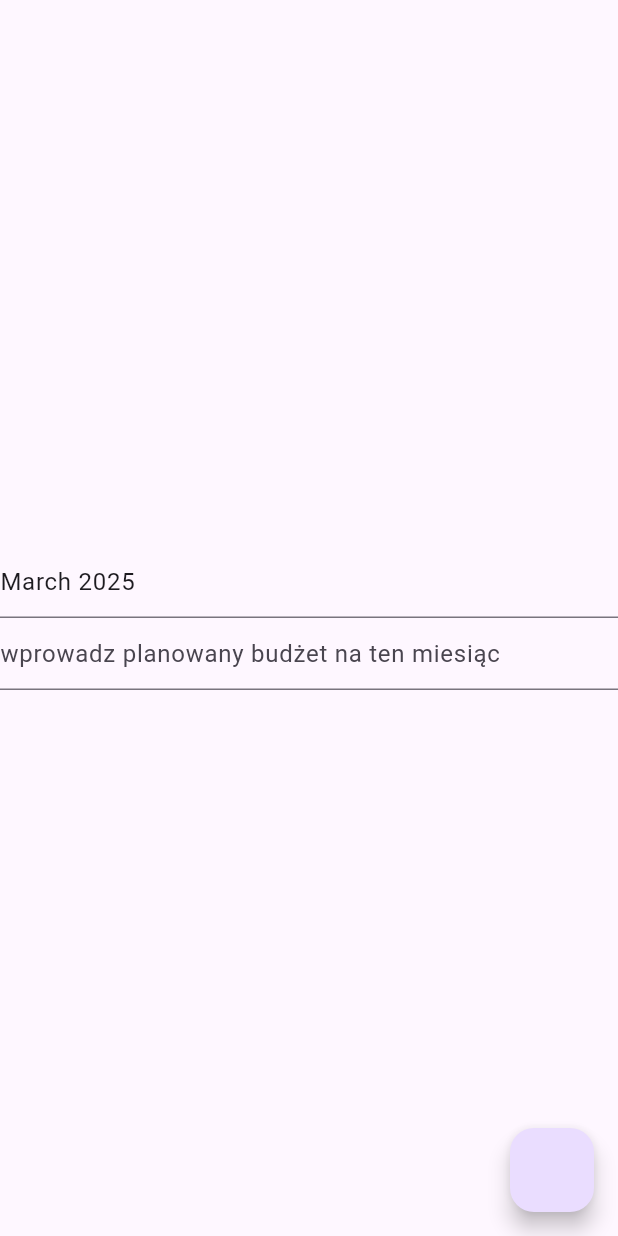
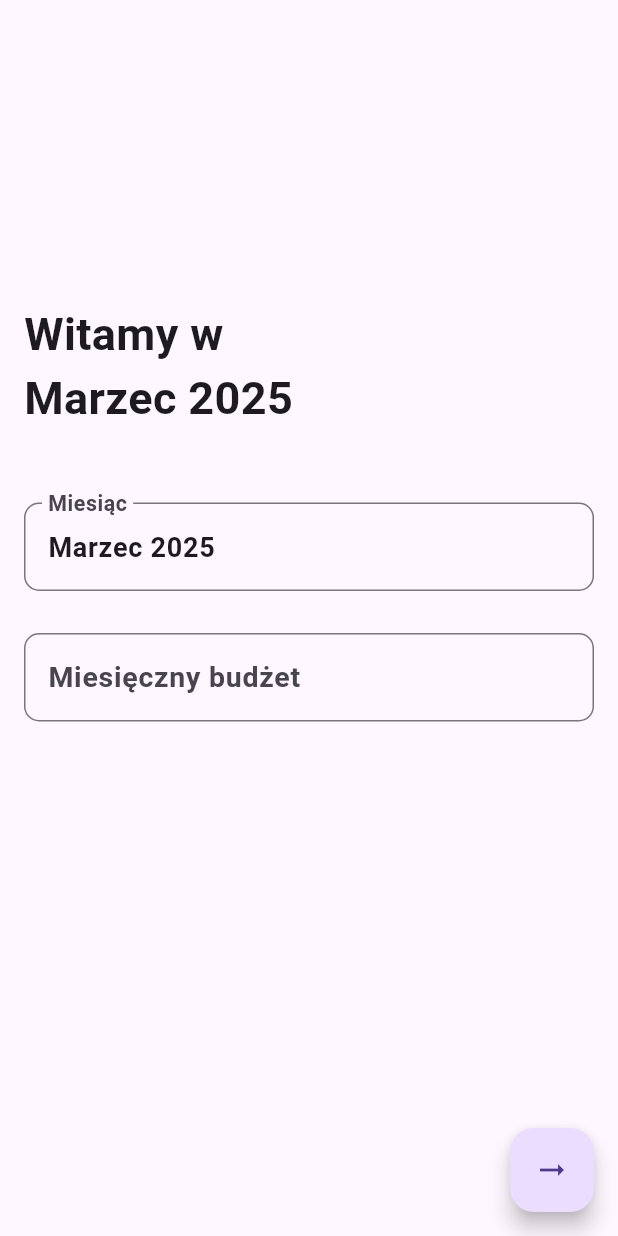
Before and after one commit to lukcza/budget_manager, a Flutter app: the screen it shows after launch, on a phone screen of 412 x 824 dp. Run offline on Flutter 3.47's test engine with Material 3 defaults, Android fonts, the phone set to English and light mode, and no system bars; our stand-ins replace fl_chart, go_router, image_picker, sqflite; missing offline and left inert: google_mlkit_document_scanner, google_mlkit_text_recognition; accounts and stored records are empty.

Commit message:
Smoe changes in new_month ui

```diff
--- a/lib/models/month.dart
+++ b/lib/models/month.dart
@@ -12,8 +12,6 @@ class Month {
   double actualExpense;
   double plannedBalance;
   double actualBalance;
-  double totalPlannedExpenses;
-  double totalActualExpenses;
   List<Category> categories = [];
 
   Month({
@@ -25,8 +23,6 @@ class Month {
     this.actualExpense = 0.0,
     this.plannedBalance = 0.0,
     this.actualBalance = 0.0,
-    this.totalPlannedExpenses = 0.0,
-    this.totalActualExpenses = 0.0,
   });
 
   Map<String, dynamic> toMap() => {
@@ -100,7 +96,7 @@ class Month {
   static Future<Map<String, dynamic>> ensureCurrentMonth() async {
     final db = await DatabaseService.instance.database;
     String currentMonth = DateFormat('MMMM yyyy').format(DateTime.now());
-
+    currentMonth = getPolishMonthName(currentMonth);
     final result = await db.query(
       'months',
       where: 'name = ?',
@@ -166,3 +162,29 @@ class Month {
     }
   }
 }
+String getPolishMonthName(String input) {
+  Map<String, String> monthNames = {
+    "January": "Styczeń",
+    "February": "Luty",
+    "March": "Marzec",
+    "April": "Kwiecień",
+    "May": "Maj",
+    "June": "Czerwiec",
+    "July": "Lipiec",
+    "August": "Sierpień",
+    "September": "Wrzesień",
+    "October": "Październik",
+    "November": "Listopad",
+    "December": "Grudzień",
+  };
+
+  try {
+    List<String> parts = input.split(" ");
+    String month = parts[0];
+    String year = parts[1];
+
+    return "${monthNames[month] ?? 'Nieznany miesiąc'} $year";
+  } catch (e) {
+    return input;
+  }
+}
--- a/lib/pages/month_template/new_month_budget_update_page.dart
+++ b/lib/pages/month_template/new_month_budget_update_page.dart
@@ -35,6 +35,7 @@ class _NewMonthBudgetUpdatePageState extends State<NewMonthBudgetUpdatePage> {
   @override
   Widget build(BuildContext context) {
     return Scaffold(
+      resizeToAvoidBottomInset: true,
       body: SafeArea(
         child: FutureBuilder(
             future: currentMonth,
@@ -46,21 +47,80 @@ class _NewMonthBudgetUpdatePageState extends State<NewMonthBudgetUpdatePage> {
                       snapshot.requireData!.plannedIncome.toString();
                 }
                 currentReadyMonth = snapshot.requireData!;
-                return Column(
+                return Padding(
+                  padding: const EdgeInsets.fromLTRB(8.0,8,8,150),
+                  child: Column(
                     mainAxisAlignment: MainAxisAlignment.center,
                     children: [
-                    TextField(
+                      Container(
+                        padding: EdgeInsets.fromLTRB(8,8,8,40),
+                        alignment: Alignment.topLeft,
+                        child: Text(
+                            "Witamy w \n${snapshot.data!.name}",
+                          style: TextStyle(
+                            fontWeight: FontWeight.bold,
+                            fontSize: 30,
+                          ),
+                        ),
+                      ),
+                      Column(
+                        mainAxisAlignment: MainAxisAlignment.center,
+                        children: [
+                          Padding(
+                            padding: const EdgeInsets.fromLTRB(8.0,8,8,20),
+                            child: TextField(
                               controller: nameController,
+                              style: TextStyle(
+                                fontSize: 18,
+                                fontWeight: FontWeight.bold,
                               ),
-                    TextField(
+                              decoration: InputDecoration(
+                                labelStyle: TextStyle(
+                                  fontSize: 19,
+                                  fontWeight: FontWeight.bold,
+                                ),
+                                labelText: "Miesiąc",
+                                border: OutlineInputBorder(
+                                  borderRadius: BorderRadius.circular(10),
+                                  borderSide: BorderSide(
+                                    width: 2,
+                                    color: Colors.black87,
+                                  )
+                                ),
+                              ),
+                            ),
+                          ),
+                          Padding(
+                            padding: const EdgeInsets.all(8.0),
+                            child: TextField(
+                              style: TextStyle(
+                                fontSize: 18,
+                                fontWeight: FontWeight.bold,
+                              ),
                               controller: plannedIncomeController,
-                      decoration: InputDecoration(
-                          hintText: "wprowadz planowany budżet na ten miesiąc"),
+                              decoration:InputDecoration(
+                                labelStyle: TextStyle(
+                                    fontSize: 19,
+                                  fontWeight: FontWeight.bold,
+                                ),
+                                labelText: "Miesięczny budżet",
+                                border: OutlineInputBorder(
+                                    borderRadius: BorderRadius.circular(10),
+                                    borderSide: BorderSide(
+                                      width: 4,
+                                      color: Colors.black87,
+                                    )
+                                ),
+                              ),
                               onChanged: (value) {
                                 currentReadyMonth.plannedIncome = double.parse(value);
                               },
                             ),
+                          ),
                         ],
+                      ),
+                    ],
+                  ),
                 );
               } else if (snapshot.hasError) {
                 return Icon(Icons.error_outline);
@@ -69,7 +129,7 @@ class _NewMonthBudgetUpdatePageState extends State<NewMonthBudgetUpdatePage> {
               }
             }),
       ),
-      floatingActionButton: FloatingActionButton(onPressed: () async {
+      floatingActionButton: FloatingActionButton(child: Icon(Icons.arrow_right_alt),onPressed: () async {
         await _saveMonthPlannedIncome();
         context.push('/new_categories');
       }),
--- a/lib/services/database_service.dart
+++ b/lib/services/database_service.dart
@@ -35,9 +35,7 @@ class DatabaseService {
         planned_expense $doubleType,
         actual_expense $doubleType,
         planned_balance $doubleType,
-        actual_balance $doubleType,
-        total_planned_expenses $doubleType,
-        total_actual_expenses $doubleType
+        actual_balance $doubleType
       )
     ''');
 
```
Also changed, not shown: lib/pages/month_template/new_month_category_page.dart (+6 -3 lines), lib/pages/month_template/new_month_options_page.dart (+7 -3 lines), lib/pages/month_template/new_month_summary_page.dart (+28 -19 lines), lib/widgets/item_in_summary_page.dart (added, +28 -0 lines). Lines whose indentation alone changed are shown as unchanged.
